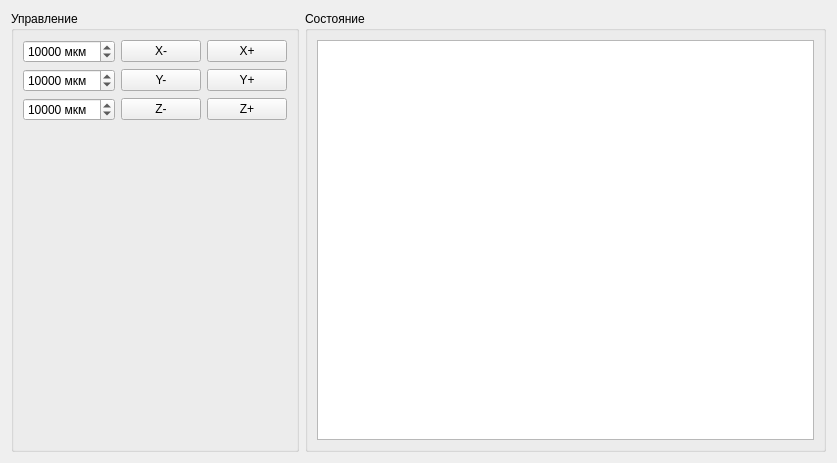
igrekus/board_cutter, file movewidget.ui: the form before one commit.
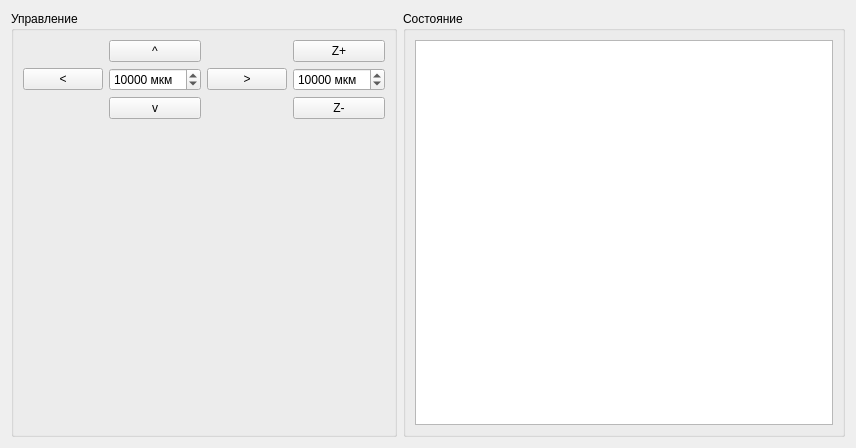
The form after the commit.

Commit message: feat: rework tool movement GUI

```diff
--- a/movewidget.ui
+++ b/movewidget.ui
@@ -6,8 +6,8 @@
    <rect>
     <x>0</x>
     <y>0</y>
-    <width>837</width>
-    <height>463</height>
+    <width>856</width>
+    <height>448</height>
    </rect>
   </property>
   <property name="sizePolicy">
@@ -34,30 +34,8 @@
      <layout class="QVBoxLayout" name="verticalLayout">
       <item>
        <layout class="QGridLayout" name="gridLayout">
-        <item row="0" column="0">
-         <widget class="QSpinBox" name="spinX">
-          <property name="sizePolicy">
-           <sizepolicy hsizetype="Minimum" vsizetype="Fixed">
-            <horstretch>0</horstretch>
-            <verstretch>0</verstretch>
-           </sizepolicy>
-          </property>
-          <property name="suffix">
-           <string> мкм</string>
-          </property>
-          <property name="maximum">
-           <number>1000000</number>
-          </property>
-          <property name="singleStep">
-           <number>1000</number>
-          </property>
-          <property name="value">
-           <number>10000</number>
-          </property>
-         </widget>
-        </item>
         <item row="0" column="1">
-         <widget class="QPushButton" name="btnXMinus">
+         <widget class="QPushButton" name="btnYPlus">
           <property name="sizePolicy">
            <sizepolicy hsizetype="Minimum" vsizetype="Fixed">
             <horstretch>0</horstretch>
@@ -65,12 +43,12 @@
            </sizepolicy>
           </property>
           <property name="text">
-           <string>X-</string>
+           <string>^</string>
           </property>
          </widget>
         </item>
-        <item row="0" column="2">
-         <widget class="QPushButton" name="btnXPlus">
+        <item row="0" column="3">
+         <widget class="QPushButton" name="btnZPlus">
           <property name="sizePolicy">
            <sizepolicy hsizetype="Minimum" vsizetype="Fixed">
             <horstretch>0</horstretch>
@@ -78,47 +56,47 @@
            </sizepolicy>
           </property>
           <property name="text">
-           <string>X+</string>
+           <string>Z+</string>
           </property>
          </widget>
         </item>
         <item row="1" column="0">
-         <widget class="QSpinBox" name="spinY">
+         <widget class="QPushButton" name="btnXMinus">
           <property name="sizePolicy">
            <sizepolicy hsizetype="Minimum" vsizetype="Fixed">
             <horstretch>0</horstretch>
             <verstretch>0</verstretch>
            </sizepolicy>
           </property>
-          <property name="suffix">
-           <string> мкм</string>
-          </property>
-          <property name="maximum">
-           <number>1000000</number>
-          </property>
-          <property name="singleStep">
-           <number>1000</number>
-          </property>
-          <property name="value">
-           <number>10000</number>
+          <property name="text">
+           <string>&lt;</string>
           </property>
          </widget>
         </item>
         <item row="1" column="1">
-         <widget class="QPushButton" name="btnYMinus">
+         <widget class="QSpinBox" name="spinPlane">
           <property name="sizePolicy">
            <sizepolicy hsizetype="Minimum" vsizetype="Fixed">
             <horstretch>0</horstretch>
             <verstretch>0</verstretch>
            </sizepolicy>
           </property>
-          <property name="text">
-           <string>Y-</string>
+          <property name="suffix">
+           <string> мкм</string>
+          </property>
+          <property name="maximum">
+           <number>1000000</number>
+          </property>
+          <property name="singleStep">
+           <number>1000</number>
+          </property>
+          <property name="value">
+           <number>10000</number>
           </property>
          </widget>
         </item>
         <item row="1" column="2">
-         <widget class="QPushButton" name="btnYPlus">
+         <widget class="QPushButton" name="btnXPlus">
           <property name="sizePolicy">
            <sizepolicy hsizetype="Minimum" vsizetype="Fixed">
             <horstretch>0</horstretch>
@@ -126,11 +104,11 @@
            </sizepolicy>
           </property>
           <property name="text">
-           <string>Y+</string>
+           <string>&gt;</string>
           </property>
          </widget>
         </item>
-        <item row="2" column="0">
+        <item row="1" column="3">
          <widget class="QSpinBox" name="spinZ">
           <property name="sizePolicy">
            <sizepolicy hsizetype="Minimum" vsizetype="Fixed">
@@ -153,6 +131,19 @@
          </widget>
         </item>
         <item row="2" column="1">
+         <widget class="QPushButton" name="btnYMinus">
+          <property name="sizePolicy">
+           <sizepolicy hsizetype="Minimum" vsizetype="Fixed">
+            <horstretch>0</horstretch>
+            <verstretch>0</verstretch>
+           </sizepolicy>
+          </property>
+          <property name="text">
+           <string>v</string>
+          </property>
+         </widget>
+        </item>
+        <item row="2" column="3">
          <widget class="QPushButton" name="btnZMinus">
           <property name="sizePolicy">
            <sizepolicy hsizetype="Minimum" vsizetype="Fixed">
@@ -165,19 +156,6 @@
           </property>
          </widget>
         </item>
-        <item row="2" column="2">
-         <widget class="QPushButton" name="btnZPlus">
-          <property name="sizePolicy">
-           <sizepolicy hsizetype="Minimum" vsizetype="Fixed">
-            <horstretch>0</horstretch>
-            <verstretch>0</verstretch>
-           </sizepolicy>
-          </property>
-          <property name="text">
-           <string>Z+</string>
-          </property>
-         </widget>
-        </item>
        </layout>
       </item>
       <item>
```
Left out of the diff: 4 changed lines with no effect on the pictures. The commit also changes 2 other files.
